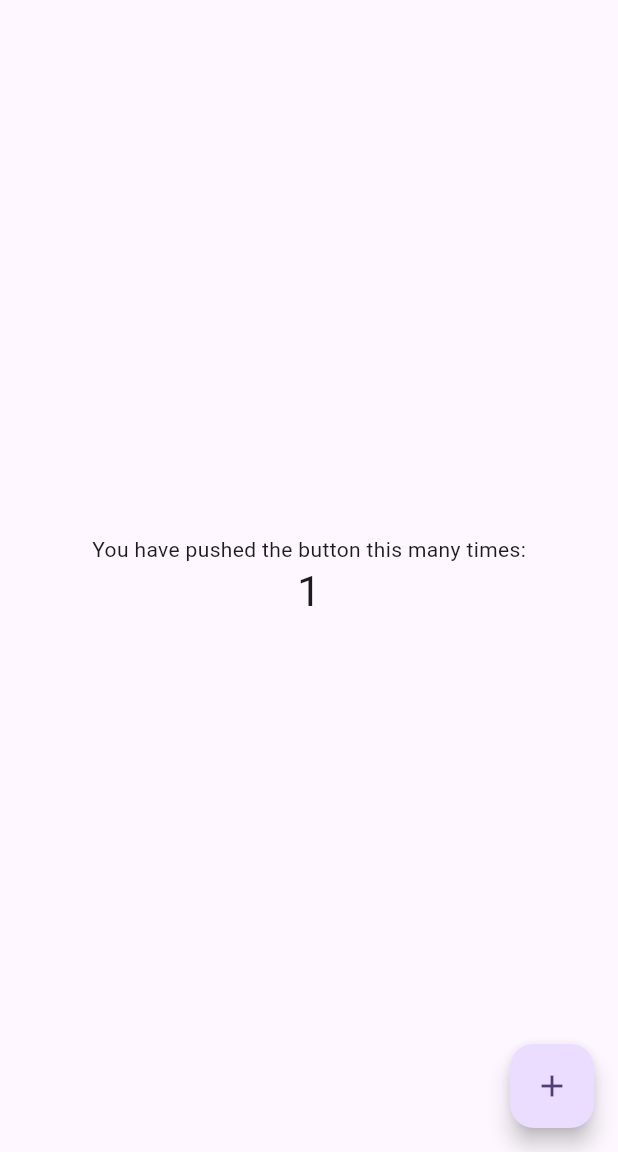
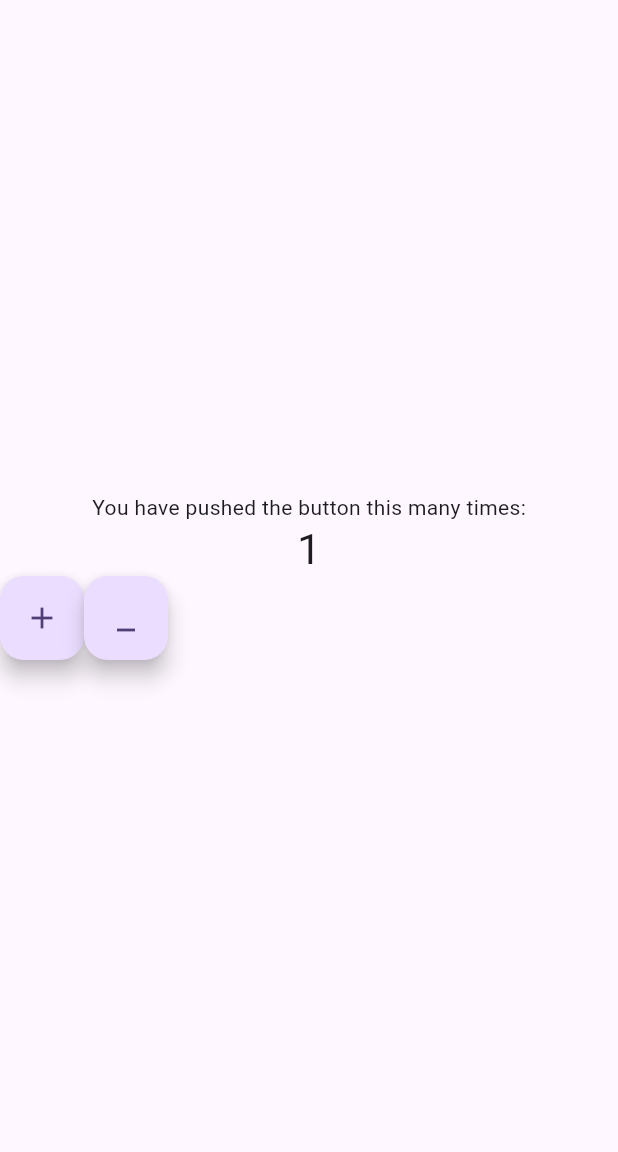
Before and after one commit to ranamohyy/add_rules_with_work_flow, a Flutter app: the screen it shows after launch, after a tap on the "add" icon, on a phone screen of 412 x 824 dp, the part 84-1236 px from its top. Run offline on Flutter 3.47's test engine with Material 3 defaults, Android fonts, the phone set to English and light mode, and no system bars.

Commit message:
add decreamet button

```diff
--- /dev/null
+++ b/lib/home_view.dart
@@ -0,0 +1,58 @@
+import 'package:flutter/material.dart';
+
+class MyHomePage extends StatefulWidget {
+  const MyHomePage({super.key, required this.title});
+  final String title;
+  @override
+  State<MyHomePage> createState() => _MyHomePageState();
+}
+class _MyHomePageState extends State<MyHomePage> {
+  int _counter = 0;
+  void _incrementCounter() {
+    setState(() {
+      _counter++;
+    });
+  }void _decrementCounter() {
+    setState(() {
+      _counter--;
+    });
+  }
+
+  @override
+  Widget build(BuildContext context) {
+    return Scaffold(
+      appBar: AppBar(
+        backgroundColor: Theme.of(context).colorScheme.inversePrimary,
+        title: Text(widget.title),
+      ),
+      body: Center(
+        child: Column(
+          mainAxisAlignment: MainAxisAlignment.center,
+          children: <Widget>[
+            const Text(
+              'You have pushed the button this many times:',
+            ),
+            Text(
+              '$_counter',
+              style: Theme.of(context).textTheme.headlineMedium,
+            ),
+            Row(
+              children: [
+                FloatingActionButton(
+                  onPressed: _incrementCounter,
+                  tooltip: 'Increment',
+                  child: const Icon(Icons.add),
+                ),
+                FloatingActionButton(
+                  onPressed: _decrementCounter,
+                  tooltip: 'decrement',
+                  child: const Icon(Icons.minimize),
+                ),
+              ],
+            )
+          ],
+        ),
+      ),
+    );
+  }
+}
--- a/lib/main.dart
+++ b/lib/main.dart
@@ -1,4 +1,6 @@
 import 'package:flutter/material.dart';
+
+import 'home_view.dart';
 
 void main() {
   runApp(const MyApp());
@@ -18,47 +20,3 @@ class MyApp extends StatelessWidget {
     );
   }
 }
-
-class MyHomePage extends StatefulWidget {
-  const MyHomePage({super.key, required this.title});
-  final String title;
-  @override
-  State<MyHomePage> createState() => _MyHomePageState();
-}
-class _MyHomePageState extends State<MyHomePage> {
-  int _counter = 0;
-  void _incrementCounter() {
-    setState(() {
-      _counter++;
-    });
-  }
-
-  @override
-  Widget build(BuildContext context) {
-    return Scaffold(
-      appBar: AppBar(
-        backgroundColor: Theme.of(context).colorScheme.inversePrimary,
-        title: Text(widget.title),
-      ),
-      body: Center(
-        child: Column(
-          mainAxisAlignment: MainAxisAlignment.center,
-          children: <Widget>[
-            const Text(
-              'You have pushed the button this many times:',
-            ),
-            Text(
-              '$_counter',
-              style: Theme.of(context).textTheme.headlineMedium,
-            ),
-          ],
-        ),
-      ),
-      floatingActionButton: FloatingActionButton(
-        onPressed: _incrementCounter,
-        tooltip: 'Increment',
-        child: const Icon(Icons.add),
-      ),
-    );
-  }
-}
```
